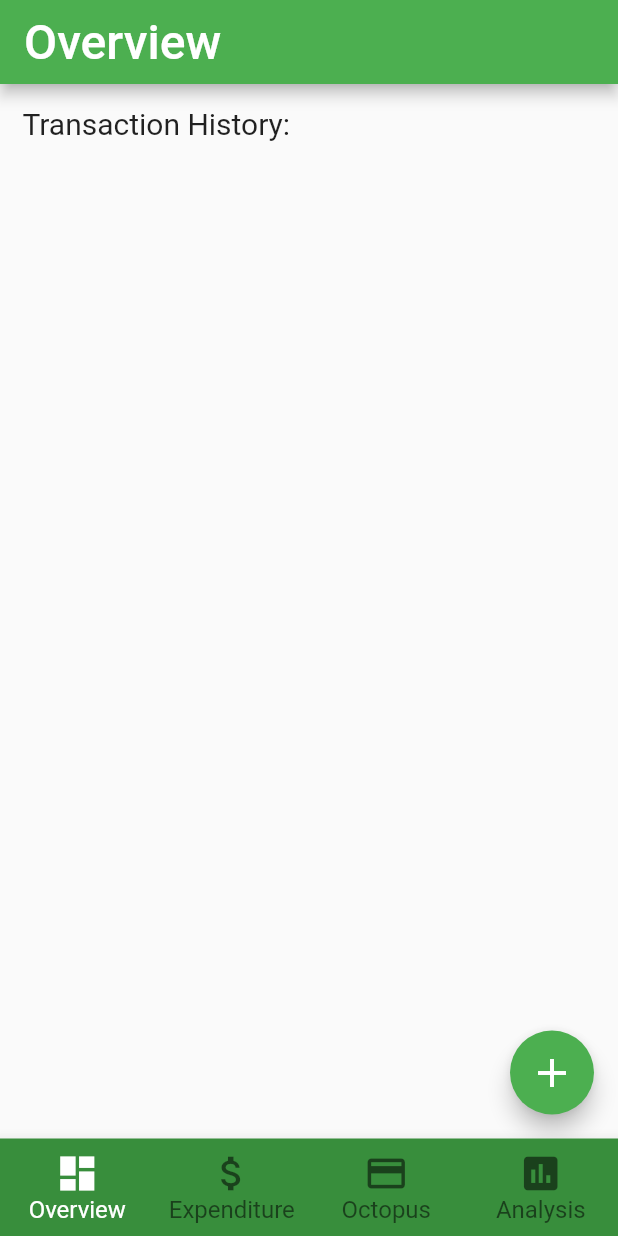
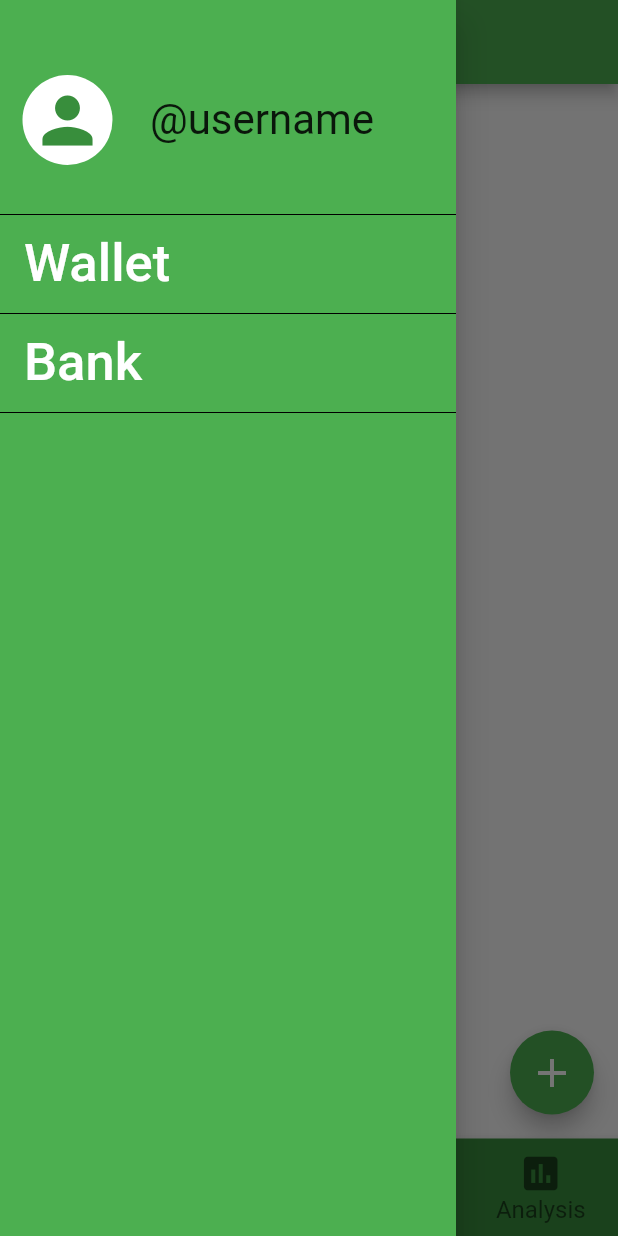
Before and after one commit to yousifm/vault, a Flutter app: the screen it shows after launch, with the side drawer open (before the commit the screen has no drawer), on a phone screen of 412 x 824 dp. Run offline on Flutter 3.47's test engine with Material 2 defaults, Android fonts, the phone set to English and light mode, and no system bars; our stand-ins replace charts_flutter; network calls fail.

Commit message:
more improvements

```diff
--- a/lib/main.dart
+++ b/lib/main.dart
@@ -1,7 +1,9 @@
 import 'package:flutter/material.dart';
 import 'package:provider/provider.dart';
+import 'package:vault/screens/bank_screen.dart';
 import 'package:vault/screens/chart_screen.dart';
 import 'package:vault/screens/home_screen.dart';
+import 'package:vault/screens/loan_screen.dart';
 
 import './providers/transactions.dart';
 import './screens/analysis_screen.dart';
@@ -22,9 +24,9 @@ class Vault extends StatelessWidget {
           primarySwatch: Colors.green,
           textTheme:
               TextTheme(title: TextStyle(fontSize: 32, color: Colors.white))),
-      home: ChangeNotifierProvider<Transactions>(
-          builder: (_) => trans, child: HomeScreen()),
       routes: {
+        '/': (ctx) => ChangeNotifierProvider<Transactions>.value(
+            value: trans, child: HomeScreen()),
         ChartScreen.routeName: (ctx) =>
             ChangeNotifierProvider<Transactions>.value(
                 value: trans, child: ChartScreen()),
@@ -32,6 +34,8 @@ class Vault extends StatelessWidget {
         ExpenditureScreen.routeName: (ctx) => ExpenditureScreen(),
         OctopusScreen.routeName: (ctx) => OctopusScreen(),
         AnalysisScreen.routeName: (ctx) => AnalysisScreen(),
+        BankScreen.routeName: (ctx) => BankScreen(),
+        LoanScreen.routeName: (ctx) => LoanScreen()
       },
     );
   }
--- a/lib/screens/home_screen.dart
+++ b/lib/screens/home_screen.dart
@@ -3,6 +3,8 @@ import 'package:vault/screens/analysis_screen.dart';
 import 'package:vault/screens/expenditure_screen.dart';
 import 'package:vault/screens/octopus_screen.dart';
 import 'package:vault/screens/overview_screen.dart';
+
+import '../widgets/main_drawer.dart';
 
 import '../widgets/bottom_nav.dart';
 
@@ -30,6 +32,7 @@ class _HomeScreenState extends State<HomeScreen> {
   @override
   Widget build(BuildContext context) {
     return Scaffold(
+      drawer: MainDrawer(),
       body: IndexedStack(
         index: _currentIndex,
         children: widgets,
--- a/lib/screens/overview_screen.dart
+++ b/lib/screens/overview_screen.dart
@@ -4,6 +4,8 @@ import 'package:provider/provider.dart';
 import '../providers/transactions.dart';
 import '../widgets/transaction_item.dart';
 import '../widgets/new_transaction_modal.dart';
+
+import '../widgets/main_drawer.dart';
 
 class OverviewScreen extends StatefulWidget {
   static const routeName = '/overview';
@@ -32,6 +34,7 @@ class _OverviewScreenState extends State<OverviewScreen> {
   @override
   Widget build(BuildContext context) {
     return Scaffold(
+        drawer: MainDrawer(),
         appBar: AppBar(
           title: Text(
             "Overview",
--- a/lib/widgets/bottom_nav.dart
+++ b/lib/widgets/bottom_nav.dart
@@ -24,6 +24,7 @@ class _BottomNavState extends State<BottomNav> {
         data: Theme.of(context)
             .copyWith(canvasColor: Theme.of(context).primaryColorDark),
         child: BottomNavigationBar(
+          elevation: 5,
           type: BottomNavigationBarType.fixed,
           iconSize: 30,
           selectedItemColor: Colors.white,
--- /dev/null
+++ b/lib/widgets/main_drawer.dart
@@ -0,0 +1,85 @@
+import 'package:flutter/material.dart';
+import '../screens/bank_screen.dart';
+
+class MainDrawer extends StatelessWidget {
+  @override
+  Widget build(BuildContext context) {
+    return Drawer(
+      elevation: 10,
+      child: Container(
+          width: double.infinity,
+          color: Theme.of(context).primaryColor,
+          height: 500,
+          child: Column(
+            crossAxisAlignment: CrossAxisAlignment.start,
+            children: <Widget>[
+              SizedBox(
+                height: 50,
+              ),
+              Row(
+                mainAxisAlignment: MainAxisAlignment.start,
+                children: <Widget>[
+                  SizedBox(
+                    width: 15,
+                  ),
+                  CircleAvatar(
+                      backgroundColor: Colors.white,
+                      radius: 30,
+                      child: Icon(
+                        Icons.person,
+                        size: 50,
+                      )),
+                  SizedBox(
+                    width: 25,
+                  ),
+                  Text(
+                    "@username",
+                    style: TextStyle(fontSize: 28),
+                  )
+                ],
+              ),
+              SizedBox(
+                height: 25,
+              ),
+              Divider(
+                color: Colors.black,
+              ),
+              FlatButton(
+                child: Container(
+                    alignment: Alignment.centerLeft,
+                    height: 50,
+                    width: double.infinity,
+                    child: Text(
+                      "Wallet",
+                      style: TextStyle(fontSize: 35, color: Colors.white),
+                    )),
+                onPressed: () {
+                  Navigator.of(context).pushReplacementNamed('/');
+                },
+              ),
+              Divider(
+                color: Colors.black,
+              ),
+              FlatButton(
+                child: Container(
+                  alignment: Alignment.centerLeft,
+                  height: 50,
+                  width: double.infinity,
+                  child: Text(
+                    "Bank",
+                    style: TextStyle(fontSize: 35, color: Colors.white),
+                  ),
+                ),
+                onPressed: () {
+                  Navigator.of(context)
+                      .pushReplacementNamed(BankScreen.routeName);
+                },
+              ),
+              Divider(
+                color: Colors.black,
+              ),
+            ],
+          )),
+    );
+  }
+}
```
Also changed, not shown: lib/screens/analysis_screen.dart (+14 -1 lines), lib/screens/bank_screen.dart (added, +20 -0 lines), lib/screens/loan_screen.dart (added, +72 -0 lines), lib/widgets/bank_input_form.dart (added, +62 -0 lines).
